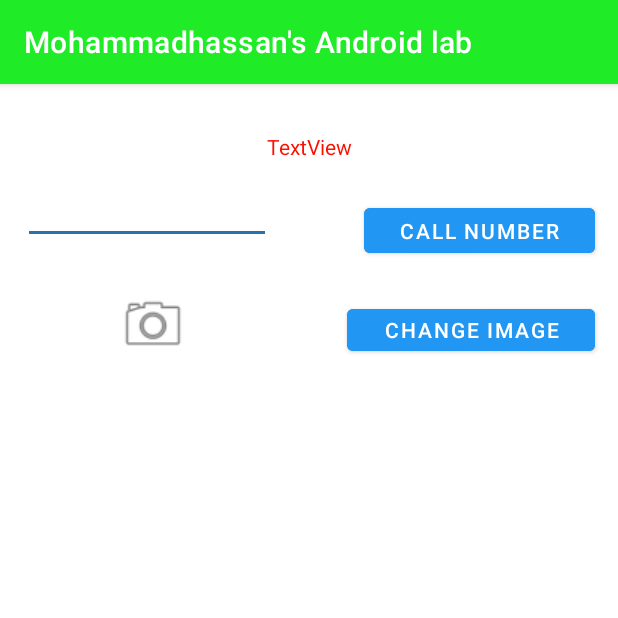
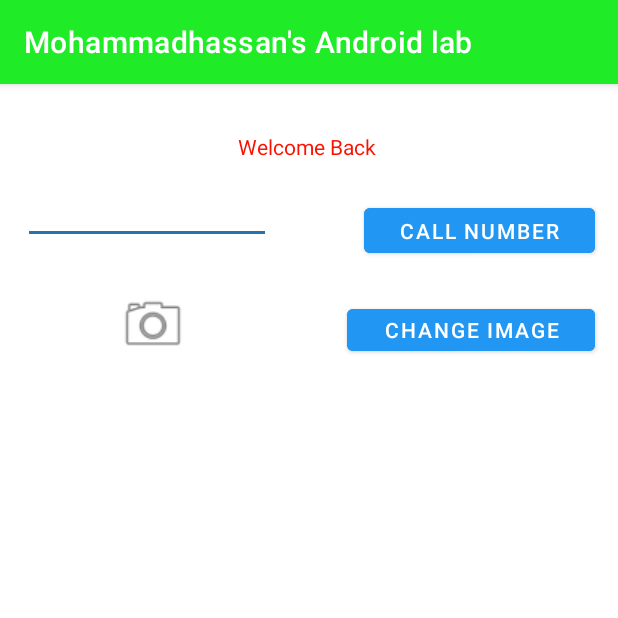
Before and after one commit to EthanYeganeh/MyAndroidLabs, an Android app: the screen it shows after launch (SecondActivity), after a tap on "LOGIN", on a phone screen of 412 x 824 dp, the top half of it. Run offline under Robolectric (Android 15) with nearby library versions, the phone set to English and light mode, and no system bars.

Commit message:
Finishing the part 1 of lab 4

```diff
--- a/app/src/main/AndroidManifest.xml
+++ b/app/src/main/AndroidManifest.xml
@@ -2,6 +2,9 @@
 <manifest xmlns:android="http://schemas.android.com/apk/res/android"
     xmlns:tools="http://schemas.android.com/tools">
 
+
+    <uses-permission android:name="android.permission.CALL_PHONE" />
+    <uses-feature android:name="android.hardware.camera" android:required="true" />
     <application
         android:allowBackup="true"
         android:dataExtractionRules="@xml/data_extraction_rules"
--- a/app/src/main/java/algonquin/cst2335/yega0004/MainActivity.java
+++ b/app/src/main/java/algonquin/cst2335/yega0004/MainActivity.java
@@ -3,9 +3,11 @@ package algonquin.cst2335.yega0004;
 import androidx.appcompat.app.AppCompatActivity;
 
 import android.content.Intent;
+import android.net.Uri;
 import android.os.Bundle;
 import android.util.Log;
 import android.widget.Button;
+import android.widget.EditText;
 
 public class MainActivity extends AppCompatActivity {
 
@@ -48,9 +50,14 @@ public class MainActivity extends AppCompatActivity {
 
 
         Button loginButton = findViewById(R.id.button);
+        EditText emailEditText = findViewById(R.id.editTextTextEmailAddress);
+
+
         loginButton.setOnClickListener( clk-> {
                 Intent nextPage = new Intent( MainActivity.this, SecondActivity.class);
-                startActivity(nextPage);
+                nextPage.putExtra("Email Address",emailEditText.getText().toString());
+
+        startActivity(nextPage);
         } );
 
 
--- a/app/src/main/java/algonquin/cst2335/yega0004/SecondActivity.java
+++ b/app/src/main/java/algonquin/cst2335/yega0004/SecondActivity.java
@@ -1,8 +1,24 @@
 package algonquin.cst2335.yega0004;
 
+import androidx.activity.result.ActivityResult;
+import androidx.activity.result.ActivityResultCallback;
+import androidx.activity.result.ActivityResultLauncher;
+import androidx.activity.result.contract.ActivityResultContracts;
 import androidx.appcompat.app.AppCompatActivity;
+import androidx.core.content.ContextCompat;
 
+import android.app.Activity;
+import android.content.Intent;
+import android.content.pm.PackageManager;
+import android.graphics.Bitmap;
+import android.net.Uri;
 import android.os.Bundle;
+import android.provider.MediaStore;
+import android.view.View;
+import android.widget.Button;
+import android.widget.EditText;
+import android.widget.ImageView;
+import android.widget.TextView;
 
 public class SecondActivity extends AppCompatActivity {
 
@@ -10,5 +26,50 @@ public class SecondActivity extends AppCompatActivity {
     protected void onCreate(Bundle savedInstanceState) {
         super.onCreate(savedInstanceState);
         setContentView(R.layout.activity_second_activity);
+
+        Intent fromPrecious = getIntent();
+        String emailAddress = fromPrecious.getStringExtra("Email Address");
+        Button changePic = findViewById(R.id.button3);
+        TextView txtView = findViewById(R.id.textView3);
+        txtView.setText("Welcome Back "+ emailAddress);
+        EditText ed = findViewById(R.id.editTextPhone);
+        Button callBtn = findViewById(R.id.button2);
+        callBtn.setOnClickListener( clk -> {
+            String phoneNumber = ed.getText().toString();
+            Intent call = new Intent(Intent.ACTION_DIAL);
+            call.setData(Uri.parse("tel:" + phoneNumber));
+            startActivity(call);
+        });
+
+            Intent cameraIntent = new Intent(MediaStore.ACTION_IMAGE_CAPTURE);
+            ActivityResultLauncher<Intent> cameraResult = registerForActivityResult(
+                    new ActivityResultContracts.StartActivityForResult(),
+                    new ActivityResultCallback<ActivityResult>() {
+
+                @Override
+
+                public void onActivityResult(ActivityResult result) {
+                    ImageView profileImage = findViewById(R.id.imageView);
+                    if (result.getResultCode() == Activity.RESULT_OK) {
+
+                        Intent data = result.getData();
+                        Bitmap thumbnail = data.getParcelableExtra("data");
+                        profileImage.setImageBitmap(thumbnail);
+                    }
+
+
+                }
+            });
+            changePic.setOnClickListener(new View.OnClickListener(){
+
+                public void onClick(View v){
+                    cameraResult.launch(cameraIntent);
+                }
+            });
+
+
+
+
+
     }
 }
--- a/app/src/main/res/layout/activity_main.xml
+++ b/app/src/main/res/layout/activity_main.xml
@@ -28,7 +28,7 @@
         app:layout_constraintEnd_toEndOf="parent"
         app:layout_constraintHorizontal_bias="0.06"
         app:layout_constraintStart_toStartOf="parent"
-        app:layout_constraintTop_toBottomOf="@+id/textView" />
+        app:layout_constraintTop_toBottomOf="@+id/textView"  />
 
     <TextView
         android:id="@+id/textView2"
```
